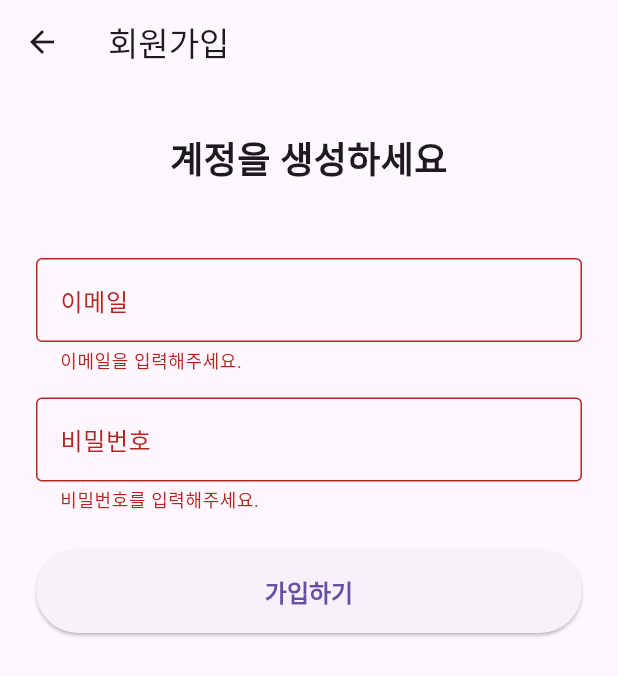
After one commit to Seongchan-CH0I/Gsst, a Flutter app: the RegisterScreen screen opened directly, after a tap on "가입하기", on a phone screen of 412 x 824 dp. The commit adds this screen. Shown: the top 676 px of the screen. Run offline on Flutter 3.47's test engine with Material 3 defaults, Android fonts, the phone set to English and light mode, and no system bars; our stand-ins replace device_preview, flutter_dotenv, flutter_secure_storage; missing offline and left inert: kakao_flutter_sdk_common, kakao_flutter_sdk_user; accounts and stored records are empty; network calls fail.

```diff
--- /dev/null
+++ b/frontend/lib/auth/register_screen.dart
@@ -0,0 +1,141 @@
+import 'dart:convert';
+import 'package:flutter/material.dart';
+import 'package:http/http.dart' as http;
+
+class RegisterScreen extends StatefulWidget {
+  const RegisterScreen({Key? key}) : super(key: key);
+
+  @override
+  _RegisterScreenState createState() => _RegisterScreenState();
+}
+
+class _RegisterScreenState extends State<RegisterScreen> {
+  //============================================================================
+  // 1. State Variables
+  //============================================================================
+  final _formKey = GlobalKey<FormState>();
+  final _emailController = TextEditingController();
+  final _passwordController = TextEditingController();
+
+  //============================================================================
+  // 2. Logic Methods
+  //============================================================================
+
+  /// 입력된 정보로 백엔드에 회원가입을 요청합니다.
+  Future<void> _register() async {
+    if (_formKey.currentState!.validate()) {
+      try {
+        final response = await http.post(
+          Uri.parse('http://localhost:8000/auth/register'),
+          headers: {'Content-Type': 'application/json'},
+          body: jsonEncode({
+            'email': _emailController.text,
+            'password': _passwordController.text,
+          }),
+        );
+
+        if (response.statusCode == 201) {
+          // 회원가입 성공
+          if (!mounted) return; // 위젯이 여전히 마운트 상태인지 확인
+          ScaffoldMessenger.of(context).showSnackBar(
+            const SnackBar(content: Text('회원가입에 성공했습니다. 로그인해주세요.')),
+          );
+          Navigator.of(context).pop(); // 로그인 화면으로 돌아가기
+        } else {
+          // 서버에서 보낸 에러 메시지 표시
+          final errorData = jsonDecode(utf8.decode(response.bodyBytes));
+          _showErrorDialog('회원가입 실패: ${errorData['detail']}');
+        }
+      } catch (error) {
+        _showErrorDialog('회원가입 오류: $error');
+      }
+    }
+  }
+
+  //============================================================================
+  // 3. UI Helper Methods
+  //============================================================================
+
+  /// 에러 메시지를 표시하는 다이얼로그를 띄웁니다.
+  void _showErrorDialog(String message) {
+    showDialog(
+      context: context,
+      builder: (ctx) => AlertDialog(
+        title: const Text('오류'),
+        content: Text(message),
+        actions: <Widget>[
+          TextButton(
+            child: const Text('확인'),
+            onPressed: () {
+              Navigator.of(ctx).pop();
+            },
+          )
+        ],
+      ),
+    );
+  }
+
+  //============================================================================
+  // 4. Widget Build Method
+  //============================================================================
+
+  @override
+  Widget build(BuildContext context) {
+    return Scaffold(
+      appBar: AppBar(
+        title: const Text('회원가입'),
+      ),
+      body: SingleChildScrollView(
+        padding: const EdgeInsets.symmetric(horizontal: 24.0, vertical: 32.0),
+        child: Form(
+          key: _formKey,
+          child: Column(
+            crossAxisAlignment: CrossAxisAlignment.stretch,
+            children: <Widget>[
+              const Text(
+                '계정을 생성하세요',
+                style: TextStyle(fontSize: 24, fontWeight: FontWeight.bold),
+                textAlign: TextAlign.center,
+              ),
+              const SizedBox(height: 48),
+              TextFormField(
+                controller: _emailController,
+                decoration: const InputDecoration(
+                  labelText: '이메일',
+                  border: OutlineInputBorder(),
+                ),
+                validator: (value) {
+                  if (value == null || value.isEmpty) return '이메일을 입력해주세요.';
+                  if (!RegExp(r'^[^@]+@[^@]+\.[^@]+').hasMatch(value)) return '유효한 이메일 형식이 아닙니다.';
+                  return null;
+                },
+              ),
+              const SizedBox(height: 16),
+              TextFormField(
+                controller: _passwordController,
+                obscureText: true,
+                decoration: const InputDecoration(
+                  labelText: '비밀번호',
+                  border: OutlineInputBorder(),
+                ),
+                validator: (value) {
+                  if (value == null || value.isEmpty) return '비밀번호를 입력해주세요.';
+                  return null;
+                },
+              ),
+              const SizedBox(height: 24),
+              ElevatedButton(
+                onPressed: _register,
+                style: ElevatedButton.styleFrom(
+                  padding: const EdgeInsets.symmetric(vertical: 16),
+                  textStyle: const TextStyle(fontSize: 16, fontWeight: FontWeight.bold),
+                ),
+                child: const Text('가입하기'),
+              ),
+            ],
+          ),
+        ),
+      ),
+    );
+  }
+}
```
Also changed, not shown: frontend/lib/auth/login_screen.dart (+120 -41 lines), frontend/lib/main.dart (+77 -3 lines), frontend/lib/mypage/mypage.dart (deleted, +0 -50 lines), frontend/lib/mypage/mypage_screen.dart (+5 -3 lines), frontend/lib/mypage/set_nickname_screen.dart (added, +113 -0 lines), 1 other file.
